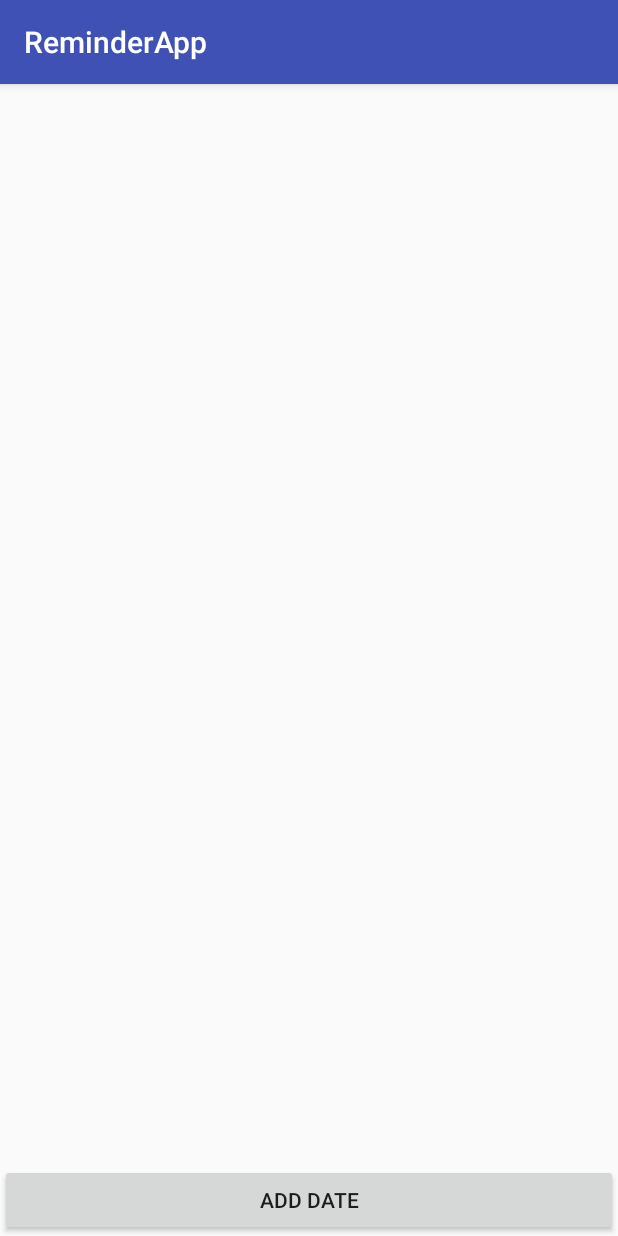
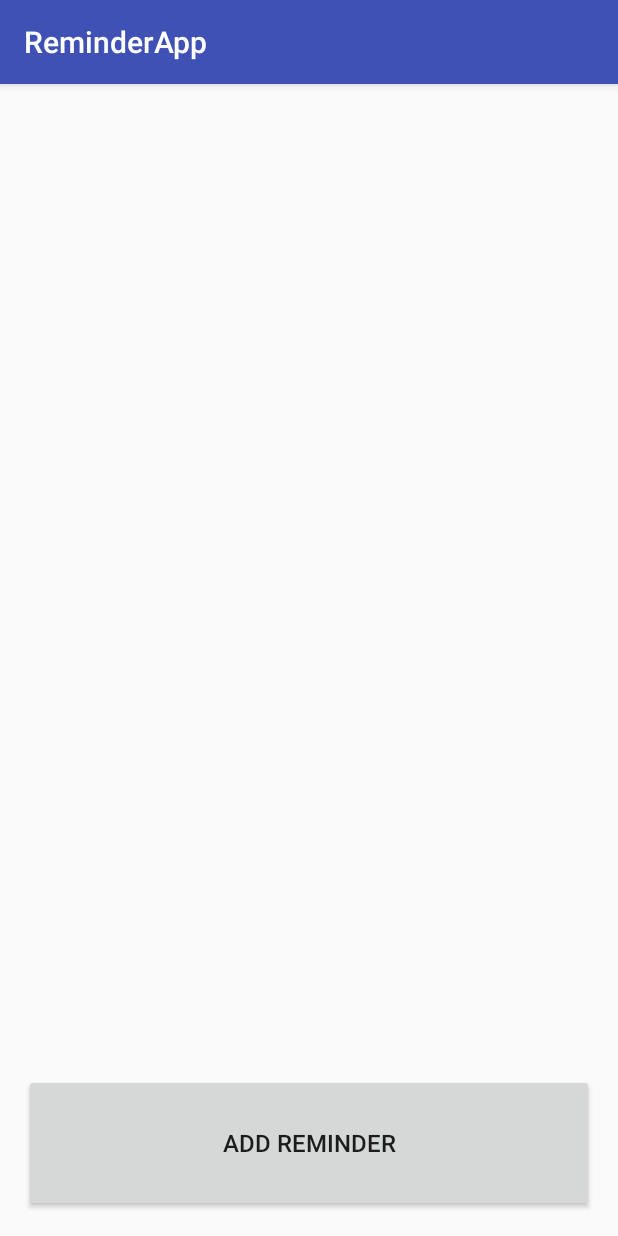
Before and after one commit to HARSHVDARJI/ReminderApp, an Android app: the screen it shows after launch (DatePickerExample before the commit, DisplayActivity after it), on a phone screen of 412 x 824 dp. Run offline under Robolectric (Android 15) with nearby library versions, the phone set to English and light mode, and no system bars.

Commit message:
Insert In Database And Display In List View

```diff
--- a/app/src/main/AndroidManifest.xml
+++ b/app/src/main/AndroidManifest.xml
@@ -12,7 +12,7 @@
         <activity android:name=".MainActivity">
 
         </activity>
-        <activity android:name=".DatePickerExample">
+        <activity android:name=".DisplayActivity">
             <intent-filter>
                 <action android:name="android.intent.action.MAIN" />
 
--- a/app/src/main/java/com/project/harsh/reminderapp/DatePickerExample.java
+++ /dev/null
@@ -1,36 +0,0 @@
-package com.project.harsh.reminderapp;
-
-import android.app.DatePickerDialog;
-import android.app.Dialog;
-import android.content.DialogInterface;
-import android.content.Intent;
-import android.icu.util.Calendar;
-import android.icu.util.Output;
-import android.os.Build;
-import android.support.annotation.RequiresApi;
-import android.support.v7.app.AppCompatActivity;
-import android.os.Bundle;
-import android.view.View;
-import android.widget.Button;
-import android.widget.DatePicker;
-import android.widget.EditText;
-import android.widget.TextView;
-
-public class DatePickerExample extends AppCompatActivity {
-
-    @Override
-    protected void onCreate(Bundle savedInstanceState) {
-        super.onCreate(savedInstanceState);
-        setContentView(R.layout.activity_filling_date);
-
-        Button add = (Button)findViewById(R.id.setdate);
-        add.setOnClickListener(new View.OnClickListener() {
-            @Override
-            public void onClick(View v) {
-                Intent i = new Intent(DatePickerExample.this, MainActivity.class);
-                startActivity(i);
-            }
-        });
-
-    }
-}
--- /dev/null
+++ b/app/src/main/java/com/project/harsh/reminderapp/DbHelper.java
@@ -0,0 +1,34 @@
+package com.project.harsh.reminderapp;
+
+import android.content.Context;
+import android.database.sqlite.SQLiteDatabase;
+import android.database.sqlite.SQLiteOpenHelper;
+
+/**
+ * Created by harsh on 9/3/17.
+ */
+
+class DbHelper extends SQLiteOpenHelper {
+    static String DATABASE_NAME="userdata";
+    public static final String TABLE_NAME="user";
+    public static final String KEY_FNAME="rname";
+    public static final String KEY_LNAME="rdatetime";
+    public static final String KEY_ID="id";
+    public DbHelper(Context context) {
+        super(context, DATABASE_NAME, null, 1);
+}
+    @Override
+    public void onCreate(SQLiteDatabase db) {
+        String CREATE_TABLE="CREATE TABLE "+TABLE_NAME+" ("+KEY_ID+" INTEGER PRIMARY KEY, "+KEY_FNAME+" TEXT, "+KEY_LNAME+" TEXT)";
+        db.execSQL(CREATE_TABLE);
+
+    }
+
+    @Override
+    public void onUpgrade(SQLiteDatabase db, int oldVersion, int newVersion) {
+        db.execSQL("DROP TABLE IF EXISTS "+TABLE_NAME);
+        onCreate(db);
+
+    }
+
+}
--- /dev/null
+++ b/app/src/main/java/com/project/harsh/reminderapp/DisplayActivity.java
@@ -0,0 +1,130 @@
+package com.project.harsh.reminderapp;
+
+import android.content.DialogInterface;
+import android.content.Intent;
+import android.database.Cursor;
+import android.database.sqlite.SQLiteDatabase;
+import android.support.v7.app.AlertDialog;
+import android.support.v7.app.AppCompatActivity;
+import android.os.Bundle;
+import android.view.View;
+import android.widget.AdapterView;
+import android.widget.Button;
+import android.widget.ListView;
+import android.widget.Toast;
+
+import java.util.ArrayList;
+
+public class DisplayActivity extends AppCompatActivity {
+
+    private DbHelper mHelper;
+    private SQLiteDatabase dataBase;
+
+    private ArrayList<String> userId = new ArrayList<String>();
+    private ArrayList<String> user_name = new ArrayList<String>();
+    private ArrayList<String> user_datetime = new ArrayList<String>();
+
+    private ListView userlist;
+    private AlertDialog.Builder builder;
+
+
+    @Override
+    protected void onCreate(Bundle savedInstanceState) {
+        super.onCreate(savedInstanceState);
+        setContentView(R.layout.display_activity);
+
+        userlist = (ListView)findViewById(R.id.List);
+        mHelper = new DbHelper(this);
+
+        Button add = (Button)findViewById(R.id.setdate);
+        add.setOnClickListener(new View.OnClickListener() {
+            @Override
+            public void onClick(View v) {
+                Intent i = new Intent(DisplayActivity.this, MainActivity.class);
+                i.putExtra("update", false);
+                startActivity(i);
+            }
+        });
+
+        userlist.setOnItemClickListener(new AdapterView.OnItemClickListener() {
+
+            public void onItemClick(AdapterView<?> arg0, View arg1, int arg2, long arg3) {
+
+                Intent i = new Intent(getApplicationContext(), MainActivity.class);
+                i.putExtra("name", user_name.get(arg2));
+                i.putExtra("datetime", user_datetime.get(arg2));
+                i.putExtra("ID", userId.get(arg2));
+                i.putExtra("update", true);
+                startActivity(i);
+
+            }
+        });
+
+        userlist.setOnItemLongClickListener(new AdapterView.OnItemLongClickListener() {
+
+            public boolean onItemLongClick(AdapterView<?> arg0, View arg1, final int arg2, long arg3) {
+
+                builder = new AlertDialog.Builder(DisplayActivity.this);
+                builder.setTitle("Delete " + user_name.get(arg2) + " " + user_datetime.get(arg2));
+                builder.setMessage("Do you want to delete ?");
+                builder.setPositiveButton("Yes",new DialogInterface.OnClickListener() {
+
+                    public void onClick(DialogInterface dialog, int which) {
+
+                        Toast.makeText( getApplicationContext(),
+                                user_name.get(arg2) + " "
+                                        + user_datetime.get(arg2)
+                                        + " is deleted.", Toast.LENGTH_SHORT).show();
+
+                        dataBase.delete(
+                                DbHelper.TABLE_NAME,
+                                DbHelper.KEY_ID + "="
+                                        + userId.get(arg2), null);
+                        displayData();
+                        dialog.cancel();
+                    }
+                });
+
+                builder.setNegativeButton("No", new DialogInterface.OnClickListener() {
+
+                    public void onClick(DialogInterface dialog, int which) {
+                        dialog.cancel();
+                    }
+                });
+                AlertDialog alert = builder.create();
+                alert.show();
+
+                return true;
+            }
+        });
+    }
+
+    @Override
+    protected void onResume() {
+        displayData();
+        super.onResume();
+    }
+
+    /**
+     * displays data from SQLite
+     */
+    private void displayData() {
+        dataBase = mHelper.getWritableDatabase();
+        Cursor mCursor = dataBase.rawQuery("SELECT * FROM " + DbHelper.TABLE_NAME, null);
+
+        userId.clear();
+        user_name.clear();
+        user_datetime.clear();
+        if (mCursor.moveToFirst()) {
+            do {
+                userId.add(mCursor.getString(mCursor.getColumnIndex(DbHelper.KEY_ID)));
+                user_name.add(mCursor.getString(mCursor.getColumnIndex(DbHelper.KEY_FNAME)));
+                user_datetime.add(mCursor.getString(mCursor.getColumnIndex(DbHelper.KEY_LNAME)));
+
+            } while (mCursor.moveToNext());
+        }
+        DisplayAdapter disadpt = new DisplayAdapter(DisplayActivity.this,userId,user_name,user_datetime);
+        userlist.setAdapter(disadpt);
+        mCursor.close();
+    }
+}
--- /dev/null
+++ b/app/src/main/java/com/project/harsh/reminderapp/DisplayAdapter.java
@@ -0,0 +1,72 @@
+package com.project.harsh.reminderapp;
+
+import android.content.Context;
+import android.view.LayoutInflater;
+import android.view.View;
+import android.view.ViewGroup;
+import android.widget.BaseAdapter;
+import android.widget.TextView;
+
+import java.util.ArrayList;
+
+/**
+ * Created by harsh on 9/3/17.
+ */
+
+class DisplayAdapter extends BaseAdapter{
+    private Context mContext;
+    private ArrayList<String> id;
+    private ArrayList<String> name;
+    private ArrayList<String> datetime;
+
+    public DisplayAdapter(Context mContext, ArrayList<String> id,
+                          ArrayList<String> name, ArrayList<String> datetime) {
+        this.mContext = mContext;
+        this.id = id;
+        this.name = name;
+        this.datetime = datetime;
+    }
+
+    @Override
+    public int getCount() {
+        return id.size();
+    }
+
+    @Override
+    public Object getItem(int position) {
+        return id.get(position);
+    }
+
+    @Override
+    public long getItemId(int position) {
+        return position;
+    }
+
+    @Override
+    public View getView(int position, View convertView, ViewGroup parent) {
+        Holder mHolder;
+        LayoutInflater layoutInflater;
+        if (convertView ==null){
+            layoutInflater = (LayoutInflater)mContext.getSystemService
+                    (Context.LAYOUT_INFLATER_SERVICE);
+            convertView = layoutInflater.inflate(R.layout.listcell, null);
+            mHolder = new Holder();
+            mHolder.id = (TextView)convertView.findViewById(R.id.txt_id);
+            mHolder.name = (TextView)convertView.findViewById(R.id.txt_name);
+            mHolder.datetime = (TextView)convertView.findViewById(R.id.txt_datetime);
+            convertView.setTag(mHolder);
+        }else {
+            mHolder = (Holder)convertView.getTag();
+        }
+        mHolder.id.setText(id.get(position));
+        mHolder.name.setText(name.get(position));
+        mHolder.datetime.setText(datetime.get(position));
+        return convertView;
+    }
+
+    private class Holder {
+        TextView id;
+        TextView name;
+        TextView datetime;
+    }
+}
--- a/app/src/main/res/layout/activity_filling_date.xml
+++ /dev/null
@@ -1,25 +0,0 @@
-<?xml version="1.0" encoding="utf-8"?>
-<LinearLayout
-    xmlns:android="http://schemas.android.com/apk/res/android"
-    android:orientation="vertical"
-    android:layout_width="match_parent"
-    android:layout_height="match_parent">
-    <TextView
-        android:id="@+id/date"
-        android:layout_width="match_parent"
-        android:layout_height="wrap_content" />
-    <TextView
-        android:id="@+id/time"
-        android:layout_width="match_parent"
-        android:layout_height="wrap_content" />
-<RelativeLayout
-    android:layout_width="match_parent"
-    android:layout_height="match_parent">
-    <Button
-        android:id="@+id/setdate"
-        android:layout_width="match_parent"
-        android:layout_height="wrap_content"
-        android:layout_alignParentBottom="true"
-        android:text="Add date" />
-</RelativeLayout>
-</LinearLayout>
--- /dev/null
+++ b/app/src/main/res/layout/display_activity.xml
@@ -0,0 +1,22 @@
+<?xml version="1.0" encoding="utf-8"?>
+<LinearLayout
+    xmlns:android="http://schemas.android.com/apk/res/android"
+    android:orientation="vertical"
+    android:layout_width="match_parent"
+    android:layout_height="match_parent"
+    android:padding="16dp"
+    android:weightSum="8">
+    <ListView
+        android:layout_weight="1"
+        android:id="@+id/List"
+        android:layout_width="match_parent"
+        android:layout_height="match_parent">
+    </ListView>
+    <Button
+        android:id="@+id/setdate"
+        android:layout_weight="7"
+        android:layout_width="match_parent"
+        android:layout_height="match_parent"
+        android:text="Add Reminder"
+        android:textSize="16dp"/>
+</LinearLayout>
--- a/app/src/main/res/values/strings.xml
+++ b/app/src/main/res/values/strings.xml
@@ -1,3 +1,6 @@
 <resources>
     <string name="app_name">ReminderApp</string>
+
+                                    <!--Reference By-->
+    <!--http://androidsolution4u.blogspot.in/2013/09/android-populate-listview-from-sqlite.html-->
 </resources>
```
Also changed, not shown: app/src/main/java/com/project/harsh/reminderapp/MainActivity.java (+86 -3 lines), app/src/main/res/layout/listcell.xml (added, +35 -0 lines), 1 other file.
